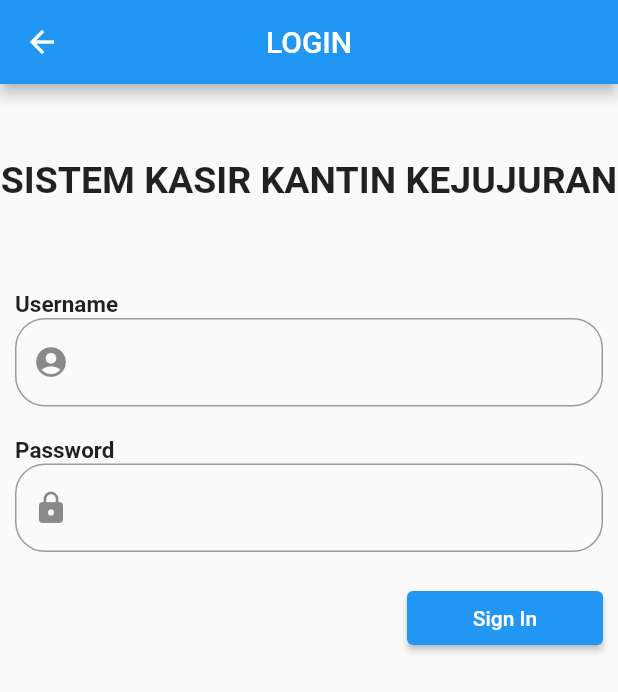
After one commit to seriusman0/kantinkejujuran, a Flutter app: the LoginView screen opened by its route, after a tap on "Sign In", on a phone screen of 412 x 824 dp. The commit adds this screen. Shown: the top 692 px of the screen. Run offline on Flutter 3.47's test engine with Material 2 defaults, Android fonts, the light colour scheme and no system bars; our stand-ins replace currency_text_input_formatter, get; missing offline and left inert: flutter_barcode_scanner; network calls fail.

Commit message:
create login page

```diff
--- a/lib/app/modules/add_cart/controllers/add_cart_controller.dart
+++ b/lib/app/modules/add_cart/controllers/add_cart_controller.dart
@@ -18,6 +18,23 @@ class AddCartController extends GetxController {
   RxList<int> harga = [0].obs;
   RxList<int> totalC = [0].obs;
   List<int> idCart = [0];
+
+  Future<void> addCart(String scannedQrcode) async {
+    try {
+      return await http.post(
+        Uri.parse("$server/add_cart.php"),
+        body: {'id': scannedQrcode},
+      ).then((value) {
+        Get.snackbar("Nilai yang dikirim ", "$scannedQrcode");
+        if (value.body.isNotEmpty) {
+          this.getCartProduct();
+        }
+      });
+    } catch (e) {
+      Get.snackbar("Gagal", "$e");
+      print(e);
+    }
+  }
 
   Future<void> scanQR() async {
     try {
@@ -107,21 +124,4 @@ class AddCartController extends GetxController {
   @override
   void onClose() {}
   void increment() => count.value++;
-
-  Future<void> addCart(String scannedQrcode) async {
-    try {
-      return await http.post(
-        Uri.parse("$server/add_cart.php"),
-        body: {'id': scannedQrcode},
-      ).then((value) {
-        Get.snackbar("Nilai yang dikirim ", "$scannedQrcode");
-        if (value.body.isNotEmpty) {
-          this.getCartProduct();
-        }
-      });
-    } catch (e) {
-      Get.snackbar("Gagal", "$e");
-      print(e);
-    }
-  }
 }
--- a/lib/app/modules/add_cart/views/add_cart_view.dart
+++ b/lib/app/modules/add_cart/views/add_cart_view.dart
@@ -106,9 +106,8 @@ class AddCartView extends GetView<AddCartController> {
                 child: ElevatedButton(
                     child: Icon(Icons.sync),
                     onPressed: () async {
-                      if (controller.isLoading.isFalse) {
-                        await controller.updateCart();
-                      }
+                      // if (controller.isLoading.isFalse) {}
+                      await controller.updateCart();
                     }),
               ),
               Padding(
--- a/lib/app/modules/home/views/home_view.dart
+++ b/lib/app/modules/home/views/home_view.dart
@@ -38,6 +38,12 @@ class HomeView extends GetView<HomeController> {
             ],
           ),
         ),
+        floatingActionButton: FloatingActionButton(
+          onPressed: () {
+            Get.offAllNamed(Routes.LOGIN);
+          },
+          child: Icon(Icons.login),
+        ),
       ),
     );
   }
--- /dev/null
+++ b/lib/app/modules/login/bindings/login_binding.dart
@@ -0,0 +1,12 @@
+import 'package:get/get.dart';
+
+import '../controllers/login_controller.dart';
+
+class LoginBinding extends Bindings {
+  @override
+  void dependencies() {
+    Get.lazyPut<LoginController>(
+      () => LoginController(),
+    );
+  }
+}
--- /dev/null
+++ b/lib/app/modules/login/controllers/login_controller.dart
@@ -0,0 +1,21 @@
+import 'package:get/get.dart';
+
+class LoginController extends GetxController {
+  RxBool isLoading = false.obs;
+  //TODO: Implement LoginController
+
+  final count = 0.obs;
+  @override
+  void onInit() {
+    super.onInit();
+  }
+
+  @override
+  void onReady() {
+    super.onReady();
+  }
+
+  @override
+  void onClose() {}
+  void increment() => count.value++;
+}
--- /dev/null
+++ b/lib/app/modules/login/views/login_view.dart
@@ -0,0 +1,99 @@
+import 'package:flutter/material.dart';
+
+import 'package:get/get.dart';
+
+import '../../../routes/app_pages.dart';
+import '../controllers/login_controller.dart';
+
+class LoginView extends GetView<LoginController> {
+  @override
+  Widget build(BuildContext context) {
+    return Scaffold(
+      appBar: AppBar(
+        title: Text('LOGIN'),
+        centerTitle: true,
+        leading: BackButton(
+          onPressed: () => Get.offAllNamed(Routes.HOME),
+        ),
+      ),
+      body: Column(
+        children: [
+          Expanded(
+              flex: 1,
+              child: Container(
+                child: Center(
+                    child: Text(
+                  textAlign: TextAlign.center,
+                  "SISTEM KASIR KANTIN KEJUJURAN",
+                  style: TextStyle(fontWeight: FontWeight.bold, fontSize: 25),
+                )),
+              )),
+          Expanded(
+              flex: 5,
+              child: Container(
+                  padding: EdgeInsets.all(10),
+                  child: Column(
+                    crossAxisAlignment: CrossAxisAlignment.start,
+                    children: [
+                      Text(
+                        "Username",
+                        style: TextStyle(
+                            fontWeight: FontWeight.bold, fontSize: 15),
+                        textAlign: TextAlign.start,
+                      ),
+                      TextField(
+                        decoration: InputDecoration(
+                          border: OutlineInputBorder(
+                              borderRadius: BorderRadius.circular(20)),
+                          prefixIcon: Icon(Icons.account_circle),
+                          // labelText: 'username',
+                        ),
+                      ),
+                      SizedBox(
+                        height: 20,
+                      ),
+                      Text(
+                        "Password",
+                        style: TextStyle(
+                            fontWeight: FontWeight.bold, fontSize: 15),
+                      ),
+                      TextField(
+                        obscureText: true,
+                        decoration: InputDecoration(
+                          border: OutlineInputBorder(
+                            borderRadius: BorderRadius.circular(20),
+                          ),
+                          prefixIcon: Icon(Icons.lock),
+                          // labelText: 'password',
+                        ),
+                      ),
+                      SizedBox(
+                        height: 20,
+                      ),
+                      Row(
+                        children: [
+                          Expanded(
+                            flex: 2,
+                            child: Container(),
+                          ),
+                          Expanded(
+                            child: Container(
+                                child: Obx(
+                              () => ElevatedButton(
+                                  child: Text(controller.isLoading.isFalse
+                                      ? "Sign In"
+                                      : "LOADING  . . ."),
+                                  onPressed: () {
+                                    // controller.login();
+                                  }),
+                            )),
+                          ),
+                        ],
+                      )
+                    ],
+                  ))),
+        ],
+      ),
+    );
+  }
+}
--- a/lib/app/routes/app_pages.dart
+++ b/lib/app/routes/app_pages.dart
@@ -6,6 +6,8 @@ import '../modules/check_out/bindings/check_out_binding.dart';
 import '../modules/check_out/views/check_out_view.dart';
 import '../modules/home/bindings/home_binding.dart';
 import '../modules/home/views/home_view.dart';
+import '../modules/login/bindings/login_binding.dart';
+import '../modules/login/views/login_view.dart';
 
 part 'app_routes.dart';
 
@@ -30,5 +32,10 @@ class AppPages {
       page: () => CheckOutView(),
       binding: CheckOutBinding(),
     ),
+    GetPage(
+      name: _Paths.LOGIN,
+      page: () => LoginView(),
+      binding: LoginBinding(),
+    ),
   ];
 }
--- a/lib/app/routes/app_routes.dart
+++ b/lib/app/routes/app_routes.dart
@@ -6,6 +6,7 @@ abstract class Routes {
   static const HOME = _Paths.HOME;
   static const ADD_CART = _Paths.ADD_CART;
   static const CHECK_OUT = _Paths.CHECK_OUT;
+  static const LOGIN = _Paths.LOGIN;
 }
 
 abstract class _Paths {
@@ -13,4 +14,5 @@ abstract class _Paths {
   static const HOME = '/home';
   static const ADD_CART = '/add-cart';
   static const CHECK_OUT = '/check-out';
+  static const LOGIN = '/login';
 }
--- a/lib/globals.dart
+++ b/lib/globals.dart
@@ -1,5 +1,5 @@
 class Global {
-  // static const String server = 'http://192.168.43.45/kantinkejujuran/api';
-  static const String server =
-      'https://haziest-acres.000webhostapp.com/kantinkejujuran/api';
+  static const String server = 'http://192.168.43.45/kantinkejujuran/api';
+  // static const String server =
+  // 'https://haziest-acres.000webhostapp.com/kantinkejujuran/api';
 }
```
Also changed, not shown: 1 other file.
